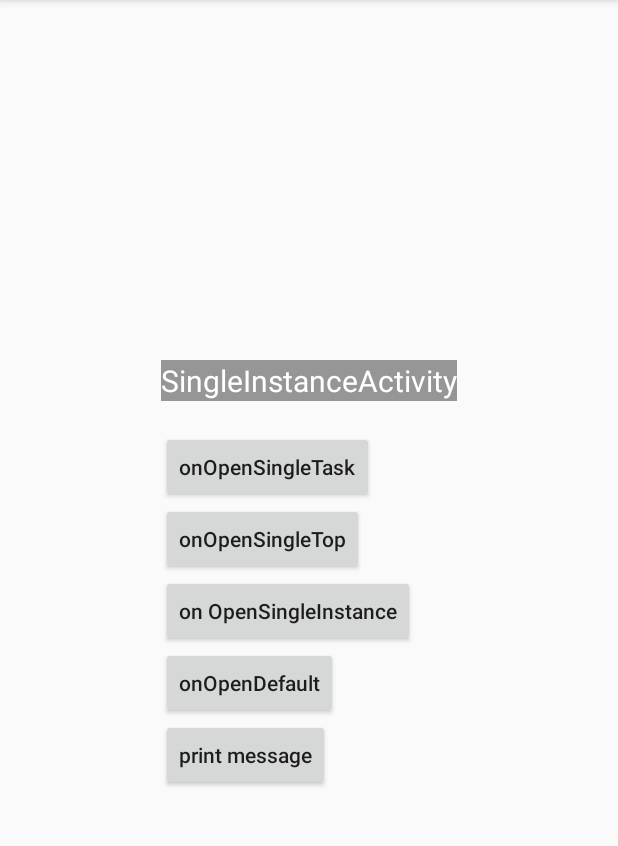
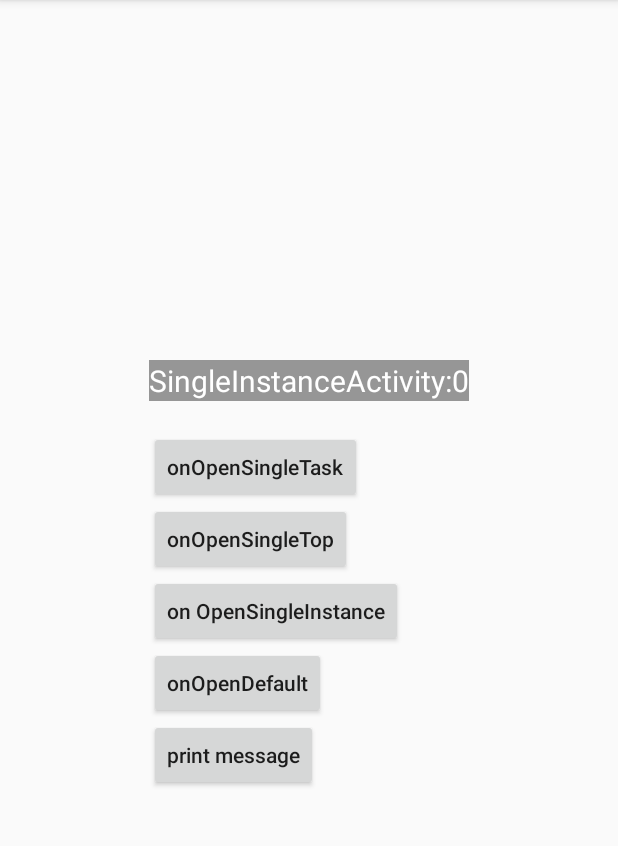
Before and after one commit to Jhonzhou/LanuchModeDemo, an Android app: the SingleInstanceActivity screen opened directly, with no data from a screen before it, on a phone screen of 412 x 824 dp, the part 84-930 px from its top. Run offline under Robolectric (Android 15) with nearby library versions, the phone set to English and light mode, and no system bars.

```diff
--- a/app/src/main/AndroidManifest.xml
+++ b/app/src/main/AndroidManifest.xml
@@ -18,6 +18,7 @@
         </activity>
         <activity
             android:name=".SingleTaskActivity"
+            android:taskAffinity="demo."
             android:launchMode="singleTask" />
         <activity
             android:name=".SingleTopActivity"
--- a/app/src/main/java/com/demo/launchmode/BaseActivity.java
+++ b/app/src/main/java/com/demo/launchmode/BaseActivity.java
@@ -19,7 +19,7 @@ public class BaseActivity extends AppCompatActivity {
         super.onCreate(savedInstanceState);
         setContentView(R.layout.activity_base);
         TextView title = findViewById(R.id.text_title);
-        title.setText(TAG);
+        title.setText(TAG+":"+getTaskId());
         Log.e("open activity", "open : " + TAG + " taskId ： " + getTaskId());
         Log.d(TAG,"生命周期：onCreate");
     }
```
Also changed, not shown: 1 other file.
